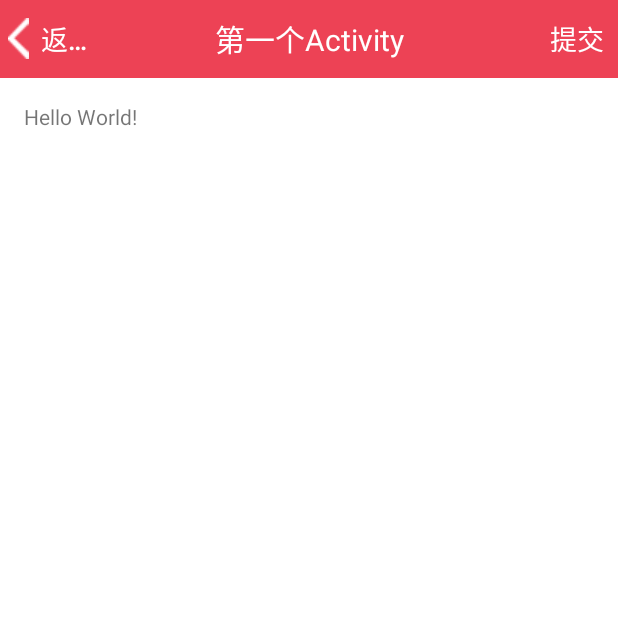
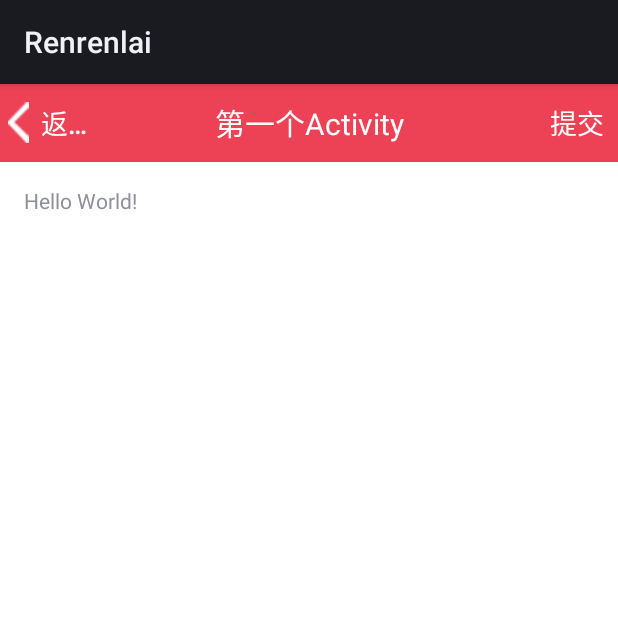
Before and after one commit to dongzhaoqi/Renrenlai, an Android app: the screen it shows after launch (MainActivity), on a phone screen of 412 x 824 dp, the top half of it. Run offline under Robolectric (Android 15) with nearby library versions, the phone set to English and light mode, and no system bars.

Commit message:
2016-03-22

```diff
--- a/app/build.gradle
+++ b/app/build.gradle
@@ -1,7 +1,7 @@
 apply plugin: 'com.android.application'
 
 android {
-    compileSdkVersion 23
+    compileSdkVersion 18
     buildToolsVersion "23.0.1"
 
     defaultConfig {
@@ -22,5 +22,4 @@ android {
 dependencies {
     compile fileTree(dir: 'libs', include: ['*.jar'])
     testCompile 'junit:junit:4.12'
-    compile 'com.android.support:appcompat-v7:23.0.1'
 }
--- a/app/src/main/AndroidManifest.xml
+++ b/app/src/main/AndroidManifest.xml
@@ -6,8 +6,7 @@
         android:allowBackup="true"
         android:icon="@mipmap/ic_launcher"
         android:label="@string/app_name"
-        android:supportsRtl="true"
-        android:theme="@style/AppTheme" >
+        android:supportsRtl="true">
         <activity android:name=".MainActivity" >
             <intent-filter>
                 <action android:name="android.intent.action.MAIN" />
--- a/app/src/main/res/values/colors.xml
+++ b/app/src/main/res/values/colors.xml
@@ -1,8 +1,5 @@
 <?xml version="1.0" encoding="utf-8"?>
 <resources>
-    <color name="colorPrimary">#3F51B5</color>
-    <color name="colorPrimaryDark">#303F9F</color>
-    <color name="colorAccent">#FF4081</color>
 
     <!-- 标题栏按钮背景颜色 -->
     <drawable name="button_backward_pressed">#FF3030</drawable>
--- a/app/src/main/res/values/styles.xml
+++ b/app/src/main/res/values/styles.xml
@@ -1,11 +1,4 @@
 <resources>
 
-    <!-- Base application theme. -->
-    <style name="AppTheme" parent="Theme.AppCompat.Light.DarkActionBar">
-        <!-- Customize your theme here. -->
-        <item name="colorPrimary">@color/colorPrimary</item>
-        <item name="colorPrimaryDark">@color/colorPrimaryDark</item>
-        <item name="colorAccent">@color/colorAccent</item>
-    </style>
 
 </resources>
```
Also changed, not shown: 2 other files.
